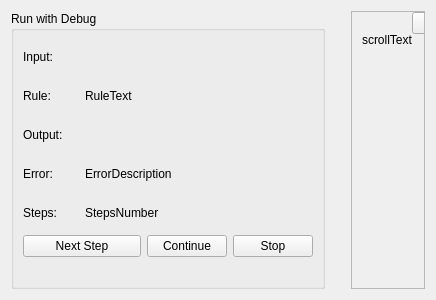
Old version of the form YAD-Studio/Widgets/DebugRunWidget.ui in the repository Yad-Studio/YAD-Studio.
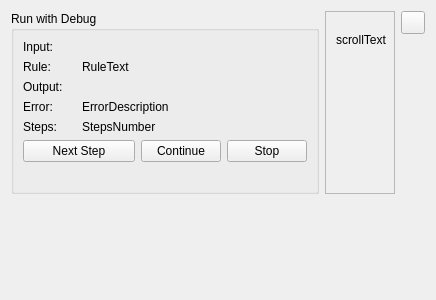
New version of the form. Icons and pictures are not drawn. Custom widgets are drawn as their Qt base class.

Patch:
```diff
--- a/YAD-Studio/Widgets/DebugRunWidget.ui
+++ b/YAD-Studio/Widgets/DebugRunWidget.ui
@@ -13,8 +13,8 @@
   <property name="windowTitle">
    <string>Form</string>
   </property>
-  <layout class="QHBoxLayout" name="horizontalLayout">
-   <item>
+  <layout class="QGridLayout" name="gridLayout_2">
+   <item row="0" column="0" rowspan="2">
     <widget class="QGroupBox" name="title">
      <property name="title">
       <string>Run with Debug</string>
@@ -119,20 +119,7 @@
      </layout>
     </widget>
    </item>
-   <item>
-    <spacer name="verticalSpacer">
-     <property name="orientation">
-      <enum>Qt::Vertical</enum>
-     </property>
-     <property name="sizeHint" stdset="0">
-      <size>
-       <width>20</width>
-       <height>275</height>
-      </size>
-     </property>
-    </spacer>
-   </item>
-   <item>
+   <item row="0" column="1" rowspan="3">
     <widget class="QScrollArea" name="scrollArea">
      <property name="widgetResizable">
       <bool>true</bool>
@@ -143,7 +130,7 @@
         <x>0</x>
         <y>0</y>
         <width>85</width>
-        <height>276</height>
+        <height>215</height>
        </rect>
       </property>
       <widget class="QLabel" name="scrollText">
@@ -159,23 +146,56 @@
         <string>scrollText</string>
        </property>
       </widget>
-      <widget class="QToolButton" name="closeButton">
-       <property name="geometry">
-        <rect>
-         <x>60</x>
-         <y>0</y>
-         <width>27</width>
-         <height>22</height>
-        </rect>
-       </property>
-       <property name="icon">
-        <iconset resource="../Resources.qrc">
-         <normaloff>:/new/prefix1/close.png</normaloff>:/new/prefix1/close.png</iconset>
-       </property>
-      </widget>
      </widget>
     </widget>
    </item>
+   <item row="0" column="2">
+    <widget class="QToolButton" name="closeButton">
+     <property name="icon">
+      <iconset resource="../Resources.qrc">
+       <normaloff>:/new/prefix1/close.png</normaloff>:/new/prefix1/close.png</iconset>
+     </property>
+    </widget>
+   </item>
+   <item row="1" column="2" rowspan="3">
+    <spacer name="verticalSpacer_3">
+     <property name="orientation">
+      <enum>Qt::Vertical</enum>
+     </property>
+     <property name="sizeHint" stdset="0">
+      <size>
+       <width>20</width>
+       <height>242</height>
+      </size>
+     </property>
+    </spacer>
+   </item>
+   <item row="2" column="0" rowspan="2">
+    <spacer name="verticalSpacer">
+     <property name="orientation">
+      <enum>Qt::Vertical</enum>
+     </property>
+     <property name="sizeHint" stdset="0">
+      <size>
+       <width>20</width>
+       <height>58</height>
+      </size>
+     </property>
+    </spacer>
+   </item>
+   <item row="3" column="1">
+    <spacer name="verticalSpacer_2">
+     <property name="orientation">
+      <enum>Qt::Vertical</enum>
+     </property>
+     <property name="sizeHint" stdset="0">
+      <size>
+       <width>20</width>
+       <height>51</height>
+      </size>
+     </property>
+    </spacer>
+   </item>
   </layout>
  </widget>
  <customwidgets>
```
